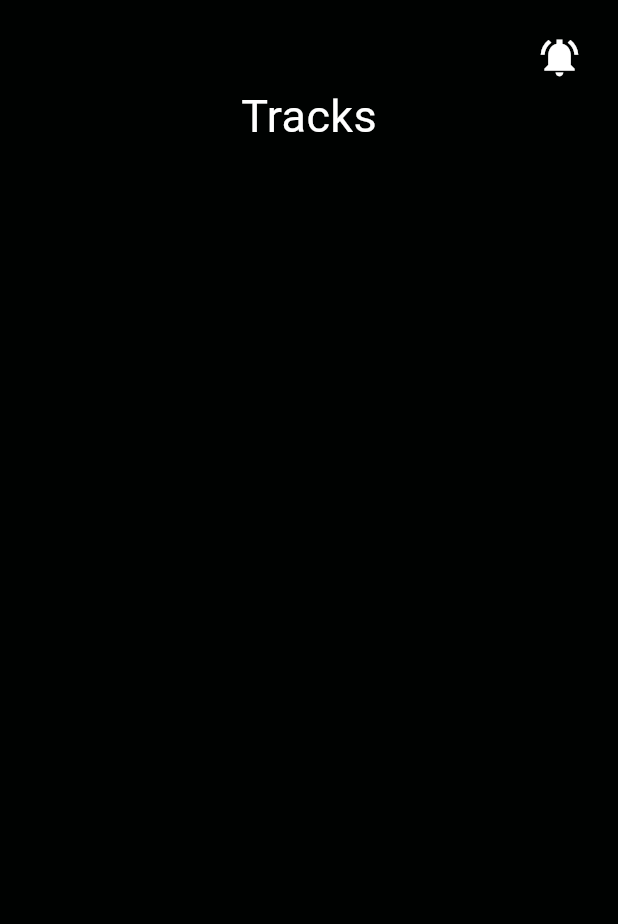
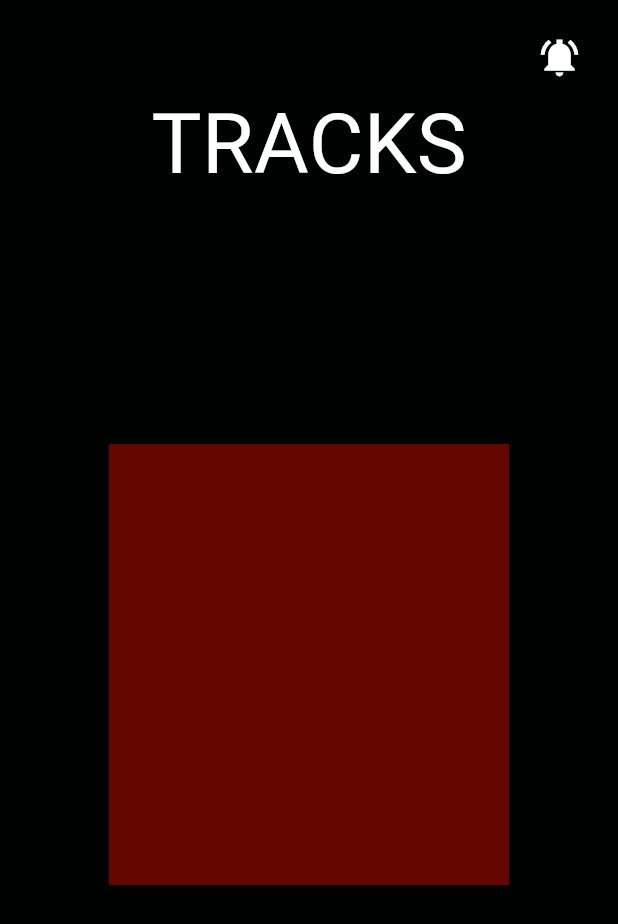
Before and after one commit to MicrosoftStudentChapter/makeathon7-app, a Flutter app: the screen it shows after launch, on a phone screen of 412 x 824 dp. Shown: the top 924 px of the screen. Run offline on Flutter 3.47's test engine with Material 3 defaults, Android fonts, the phone set to English and light mode, and no system bars.

Commit message:
bg color updated

```diff
--- a/lib/theme/app_pallete.dart
+++ b/lib/theme/app_pallete.dart
@@ -3,6 +3,9 @@ import 'package:flutter/material.dart';
 class AppPallete {
   static const Color backgroundColor = Color.fromRGBO(0, 2, 1, 1);
   static const Color borderColor = Color.fromRGBO(52, 51, 67, 1);
+  static const Color redColor = Color.fromRGBO(154, 7, 0, 1);
+  static const Color redColorOpac = Color.fromRGBO(154, 7, 0, 0.65);
+  static const Color greenColor = Color.fromRGBO(54, 60, 30, 1);
   static const Color whiteColor = Colors.white;
   static const Color greyColor = Colors.grey;
   static const Color errorColor = Colors.redAccent;
--- a/lib/tracks_page.dart
+++ b/lib/tracks_page.dart
@@ -19,8 +19,16 @@ class TracksPage extends StatelessWidget {
       body: Center(
         child: Column(
           children: [
-            Text('Tracks', style: TextStyle(color: Colors.white, fontSize: 30),),
-
+            Text('TRACKS', style: TextStyle(color: Colors.white, fontSize: 56),),
+            SizedBox(height: 160,),
+            Container(
+              color: AppPallete.redColorOpac,
+              // decoration: BoxDecoration(
+              //   // borderRadius: BorderRadius.circular(20),
+              //   color: AppPallete.greenColor,
+              // ),
+              height: 294, width: 267,
+            )
           ],
         ),
       ),
```
